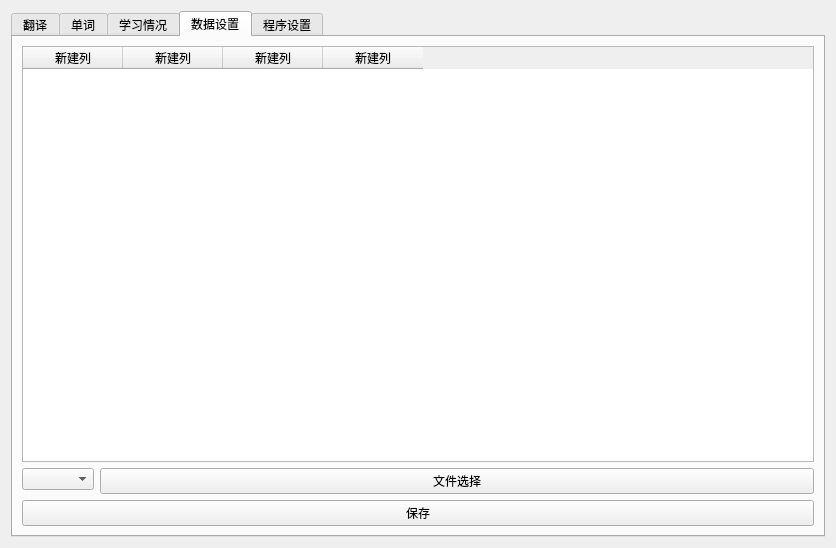
Old version of the form JieMain.ui in the repository tengcaicangdong/YuYanXueXi.
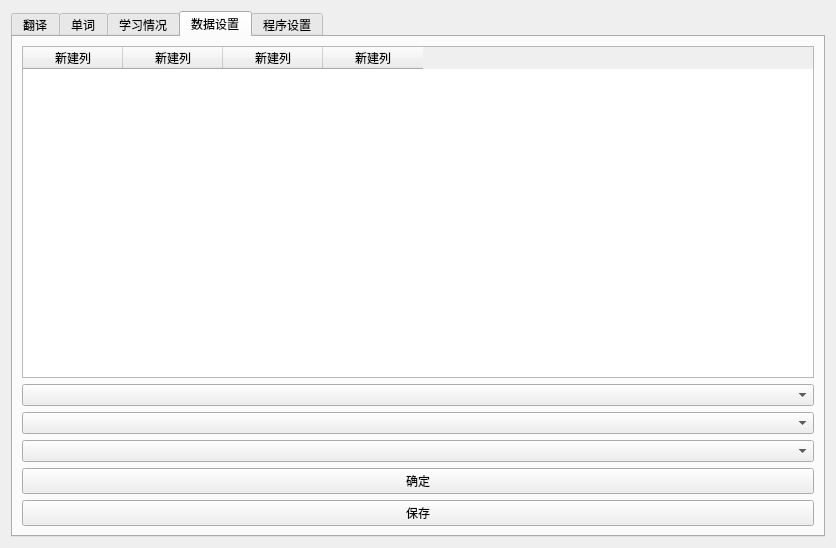
New version of the form. The open tabs and pages were chosen to show the change.

```diff
--- a/JieMain.ui
+++ b/JieMain.ui
@@ -335,25 +335,34 @@
               </widget>
              </item>
              <item>
-              <layout class="QFormLayout" name="formLayout">
-               <item row="0" column="0">
-                <widget class="QComboBox" name="SJYuYan"/>
-               </item>
-               <item row="1" column="0" colspan="2">
+              <widget class="QComboBox" name="SJYuYan">
+               <property name="minimumSize">
+                <size>
+                 <width>200</width>
+                 <height>0</height>
+                </size>
+               </property>
+              </widget>
+             </item>
+             <item>
+              <widget class="QComboBox" name="SJZhongLei"/>
+             </item>
+             <item>
+              <widget class="QComboBox" name="SJWenJian"/>
+             </item>
+             <item>
+              <widget class="QPushButton" name="SJQueDing">
+               <property name="text">
+                <string>确定</string>
+               </property>
+              </widget>
+             </item>
+             <item>
                 <widget class="QPushButton" name="SJBaoCun">
                  <property name="text">
                   <string>保存</string>
                  </property>
                 </widget>
-               </item>
-               <item row="0" column="1">
-                <widget class="QPushButton" name="SJWenJian">
-                 <property name="text">
-                  <string>文件选择</string>
-                 </property>
-                </widget>
-               </item>
-              </layout>
              </item>
             </layout>
            </item>
```
Left out of the diff: 7 changed lines with no effect on the pictures. Lines whose indentation alone changed are shown as unchanged.
